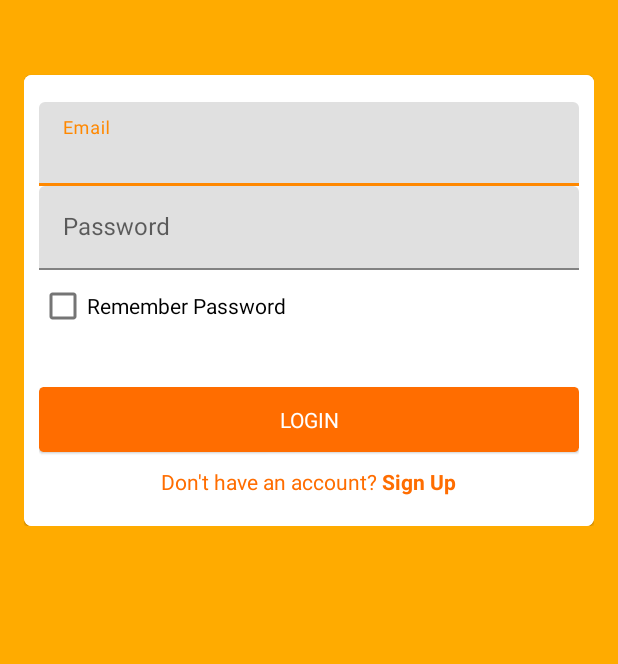
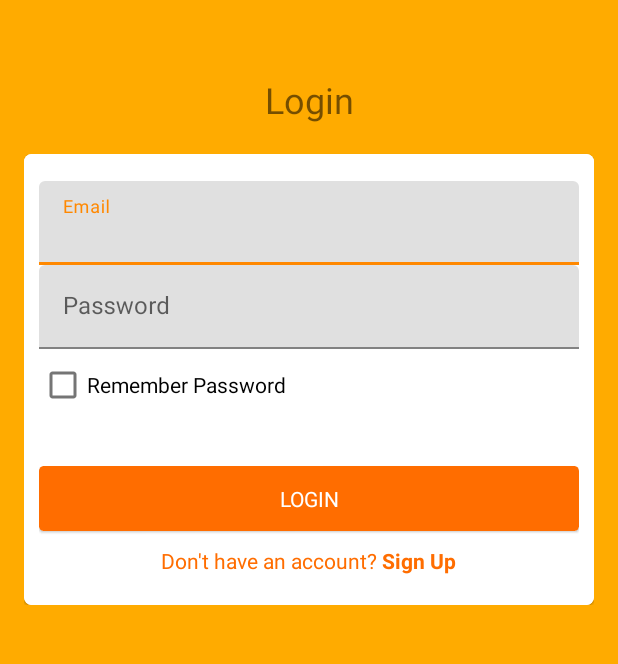
Before and after one commit to abepraya/teamOneProject, an Android app: the screen it shows after launch (MainActivity), on a phone screen of 412 x 824 dp, the part 435-1099 px from its top. Run offline under Robolectric (Android 15) with nearby library versions, the phone set to English and light mode, and no system bars.

Commit message:
second commit

```diff
--- a/app/src/main/res/layout/activity_main.xml
+++ b/app/src/main/res/layout/activity_main.xml
@@ -20,6 +20,14 @@
             android:layout_height="218dp"
             android:layout_marginBottom="50dp"
             app:srcCompat="@drawable/logo_maybank" />
+
+        <TextView
+            android:layout_width="match_parent"
+            android:layout_height="match_parent"
+            android:layout_marginBottom="20dp"
+            android:gravity="center"
+            android:text="Login"
+            android:textSize="24sp" />
 
         <com.google.android.material.card.MaterialCardView
             android:layout_width="match_parent"
--- a/app/src/main/res/layout/activity_register.xml
+++ b/app/src/main/res/layout/activity_register.xml
@@ -17,7 +17,7 @@
         <ImageView
             android:id="@+id/imageView"
             android:layout_width="match_parent"
-            android:layout_height="218dp"
+            android:layout_height="66dp"
             android:layout_marginBottom="50dp"
             app:srcCompat="@drawable/logo_maybank" />
 
```
Also changed, not shown: 1 other file.
